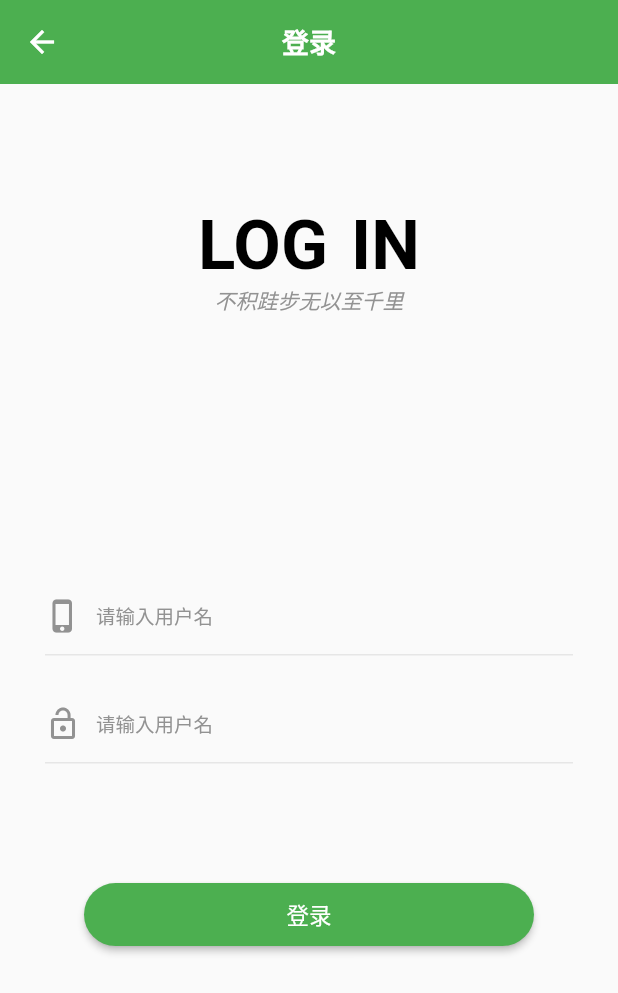
After one commit to LinHuanTanLy/FlutterWanAndroid, a Flutter app: the screen it shows after launch, after a tap on "搜索文章/标签", on a phone screen of 412 x 824 dp. The commit adds this screen. Shown: the top 993 px of the screen. Run offline on Flutter 3.47's test engine with Material 2 defaults, Android fonts, the phone set to English and light mode, and no system bars; our stand-ins replace dio, flutter_easyrefresh; missing offline and left inert: banner, flutter_webview_plugin; network calls fail.

Commit message:
登录页面

```diff
--- a/lib/conf/ColorConf.dart
+++ b/lib/conf/ColorConf.dart
@@ -8,4 +8,5 @@ class ColorConf {
   static Color color000000 = Color(0xff000000);
   static Color colorF0F0F0 = Color(0xffF0F0F0);
   static Color color48586D = Color(0xff48586D);
+  static Color colorGreen = Colors.green;
 }
--- a/lib/main.dart
+++ b/lib/main.dart
@@ -36,8 +36,8 @@ class MyHomePage extends StatefulWidget {
 
 class _MyHomePageState extends State<MyHomePage> {
   int _currIndex = 0;
-  static const double ICON_WIDTH = 24;
-  static const double ICON_WIDTH_ACTIVE = 26;
+  static const double ICON_WIDTH = 22;
+  static const double ICON_WIDTH_ACTIVE = 24;
   IndexedStack _listContent;
 
   @override
@@ -55,6 +55,7 @@ class _MyHomePageState extends State<MyHomePage> {
         currentIndex: _currIndex,
         unselectedFontSize: 10,
         selectedFontSize: 12,
+        iconSize: 16,
         onTap: (index) {
           setState(() {
             _currIndex = index;
--- a/lib/page/IndexPage.dart
+++ b/lib/page/IndexPage.dart
@@ -3,10 +3,8 @@ import 'package:banner/banner.dart';
 import 'package:flutter_app/common/bean/impl/article_list_impl_entity.dart';
 import 'package:flutter_app/common/bean/impl/banner_bean_impl_entity.dart';
 import 'package:flutter_app/common/bean/impl/project_tree_impl_entity.dart';
-import 'package:flutter_app/common/bean/impl/we_chat_pub_list_impl_entity.dart';
 import 'package:flutter_app/common/dao/ArticleDao.dart';
 import 'package:flutter_app/common/dao/ProjectDao.dart';
-import 'package:flutter_app/common/dao/WeChatPubDao.dart';
 import 'package:flutter_app/conf/ColorConf.dart';
 import 'package:flutter_app/page/projects/ProjectsListPage.dart';
 import 'package:flutter_app/page/wechatPub/WechatPubListPage.dart';
@@ -16,17 +14,16 @@ import 'package:flutter_app/widget/LyAppBar.dart';
 import 'article/ArticleDetailPage.dart';
 import 'article/ArticleListPage.dart';
 import 'index/IndexWeChatPubPart.dart';
+import 'login/LoginPage.dart';
 
 class _IndexPageState extends State<IndexPage>
     with AutomaticKeepAliveClientMixin {
   ArticleDao _articleDao;
   ProjectDao _projectDao;
 
-
   BannerBeanImplEntity _bannerBeanImplEntity;
   ArticleListImplEntity _articleTopImplEntity;
   ProjectTreeImplEntity _projectTreeImplEntity;
-
 
   @override
   void initState() {
@@ -61,12 +58,13 @@ class _IndexPageState extends State<IndexPage>
     }));
   }
 
-  _toMoreWeChat(){
+  _toMoreWeChat() {
     Navigator.push(context,
         new MaterialPageRoute(builder: (BuildContext context) {
-          return new WeChatPubListPage();
-        }));
+      return new WeChatPubListPage();
+    }));
   }
+
   ///  查看更多项目
   _toMoreProjects({int index}) {
     Navigator.push(context,
@@ -233,7 +231,6 @@ class _IndexPageState extends State<IndexPage>
     );
   }
 
-
   /// 渲染banner
   Widget _renderBanner() {
     return new Container(
@@ -259,7 +256,14 @@ class _IndexPageState extends State<IndexPage>
   }
 
   AppBar _initAppBar() {
-    return LyAppBar.searchAppBar();
+    return LyAppBar.searchAppBar(
+        callBackForInput: () {
+          Navigator.push(context, new MaterialPageRoute(builder: (BuildContext context){
+              return new LoginPage();
+          }));
+        }, callBackForRight: () {
+
+    });
   }
 
   @override
--- /dev/null
+++ b/lib/page/login/LoginPage.dart
@@ -0,0 +1,141 @@
+import 'package:flutter/material.dart';
+import 'package:flutter_app/conf/ColorConf.dart';
+import 'package:flutter_app/widget/LyAppBar.dart';
+
+/// 登录页面
+class LoginPage extends StatefulWidget {
+  @override
+  _LoginPageState createState() => _LoginPageState();
+}
+
+class _LoginPageState extends State<LoginPage> {
+  TextEditingController _controllerForPhone, _controllerForPsd;
+
+  double _topHeight, _centerHeight, _bottomHeight;
+
+  @override
+  void initState() {
+    _controllerForPhone = new TextEditingController();
+    _controllerForPsd = new TextEditingController();
+    super.initState();
+  }
+
+  @override
+  Widget build(BuildContext context) {
+    double _height = MediaQuery.of(context).size.height;
+    _topHeight = _height * 4 / 14;
+    _centerHeight = _height * 5 / 14;
+    _bottomHeight = _height * 5 / 14;
+    debugPrint('_topHeight is  $_topHeight');
+    debugPrint('_bottomHeight is  $_bottomHeight');
+    return Scaffold(
+      appBar: LyAppBar.commAppBar("登录"),
+      body: Container(
+        child: SingleChildScrollView(
+          child: Column(
+            children: <Widget>[
+              Container(
+                height: _topHeight,
+                alignment: Alignment.center,
+                child: Column(
+                  crossAxisAlignment: CrossAxisAlignment.center,
+                  mainAxisAlignment: MainAxisAlignment.center,
+                  children: <Widget>[
+                    Text(
+                      'LOG IN',
+                      style: TextStyle(
+                          fontSize: 46,
+                          color: ColorConf.color000000,
+                          wordSpacing: 4,
+                          fontWeight: FontWeight.bold),
+                    ),
+                    Text(
+                      '不积跬步无以至千里',
+                      style: TextStyle(
+                          fontSize: 14,
+                          color: ColorConf.color929292,
+                          fontStyle: FontStyle.italic),
+                    )
+                  ],
+                ),
+              ),
+              Container(
+                alignment: Alignment.center,
+                height: _centerHeight,
+                padding: const EdgeInsets.only(left: 30, right: 30),
+                child: Column(
+                  mainAxisAlignment: MainAxisAlignment.center,
+                  children: <Widget>[
+                    _renderInputBar(
+                        icon: Icons.phone_iphone,
+                        hintText: '请输入用户名',
+                        controller: _controllerForPhone),
+                    Divider(
+                      height: 4,
+                    ),
+                    _renderInputBar(
+                        icon: Icons.lock_open,
+                        hintText: '请输入用户名',
+                        controller: _controllerForPhone),
+                    Divider(
+                      height: 4,
+                    ),
+                  ],
+                ),
+              ),
+              Container(
+                height: _bottomHeight,
+                child: Column(
+                  children: <Widget>[
+                    MaterialButton(
+                      minWidth: 300,
+                      onPressed: () {},
+                      child: Text('登录',style: TextStyle(fontSize: 15,color: ColorConf.colorFFFFFF),),
+                      color: ColorConf.colorGreen,
+                      textColor: ColorConf.colorFFFFFF,
+                      padding: const EdgeInsets.only(
+                          left: 20, right: 20, top: 10, bottom: 10),
+                      shape: RoundedRectangleBorder(
+                          side: BorderSide.none,
+                          borderRadius: BorderRadius.circular(50)),
+                    )
+                  ],
+                ),
+              ),
+            ],
+          ),
+        ),
+      ),
+    );
+  }
+
+  /// 渲染输入框布局
+  Widget _renderInputBar({icon, hintText, inputType, controller}) {
+    return Container(
+      margin: const EdgeInsets.only(top: 20),
+      child: Row(
+        children: <Widget>[
+          Icon(
+            icon ?? Icons.phone_iphone,
+            color: ColorConf.color929292,
+          ),
+          Expanded(
+            child: TextField(
+              controller: controller,
+              style: TextStyle(),
+              decoration: InputDecoration(
+                contentPadding: const EdgeInsets.only(
+                    left: 10, right: 10, top: 6, bottom: 6),
+                hintText: hintText,
+                hintStyle:
+                    TextStyle(fontSize: 13, color: ColorConf.color929292),
+                border: InputBorder.none,
+              ),
+            ),
+            flex: 1,
+          )
+        ],
+      ),
+    );
+  }
+}
--- a/lib/widget/LyAppBar.dart
+++ b/lib/widget/LyAppBar.dart
@@ -2,8 +2,9 @@ import 'package:flutter/material.dart';
 import 'package:flutter_app/conf/ColorConf.dart';
 
 class LyAppBar {
-  static AppBar commAppBar(String titleStr,{Widget bottom}) {
+  static AppBar commAppBar(String titleStr, {Widget bottom,}) {
     return AppBar(
+      elevation: 0,
       backgroundColor: Colors.green,
       centerTitle: true,
       bottom: bottom,
@@ -20,14 +21,14 @@ class LyAppBar {
     );
   }
 
-
   /// 首页 假的搜索框
-  static AppBar searchAppBar() {
+  static AppBar searchAppBar({callBackForInput, callBackForRight}) {
     return AppBar(
       backgroundColor: Colors.green,
       title: Row(
         children: <Widget>[
           Expanded(
+            child: GestureDetector(
               child: Container(
                 decoration: BoxDecoration(
                     color: ColorConf.colorF2F2F2,
@@ -49,8 +50,11 @@ class LyAppBar {
                   ],
                 ),
               ),
+              onTap: callBackForInput,
             ),
-          Container(
+          ),
+          GestureDetector(
+            child: Container(
                 child: Row(
                   children: <Widget>[
                     Icon(
@@ -64,7 +68,9 @@ class LyAppBar {
                     )
                   ],
                 ),
-              margin: const EdgeInsets.only(left: 10))
+                margin: const EdgeInsets.only(left: 10)),
+            onTap: callBackForRight,
+          )
         ],
       ),
     );
```
Lines whose indentation alone changed are shown as unchanged.
